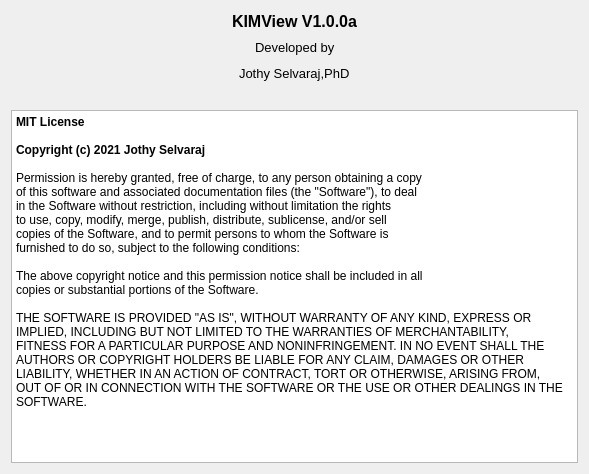
Qt form aboutdialog.ui (Jothy/KIMView) before a commit.
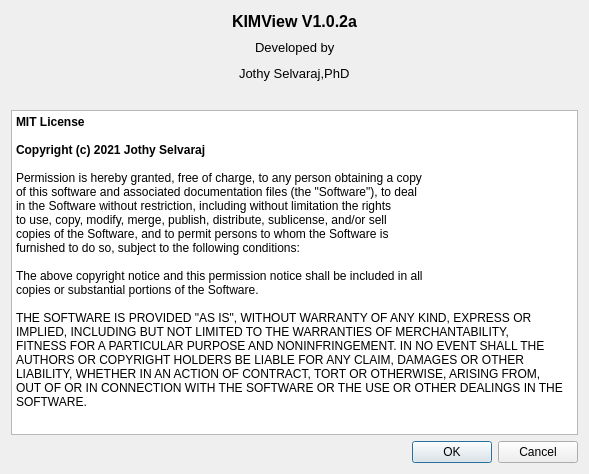
The same form after that commit.

Commit message: License pop-up added

Diff of the .ui file:
```diff
--- a/aboutdialog.ui
+++ b/aboutdialog.ui
@@ -50,12 +50,11 @@
            <property name="font">
             <font>
              <pointsize>12</pointsize>
-             <weight>75</weight>
              <bold>true</bold>
             </font>
            </property>
            <property name="text">
-            <string>KIMView V1.0.0a</string>
+            <string>KIMView V1.0.2a</string>
            </property>
           </widget>
          </item>
@@ -216,35 +215,42 @@
        </property>
        <property name="html">
         <string>&lt;!DOCTYPE HTML PUBLIC &quot;-//W3C//DTD HTML 4.0//EN&quot; &quot;http://www.w3.org/TR/REC-html40/strict.dtd&quot;&gt;
-&lt;html&gt;&lt;head&gt;&lt;meta name=&quot;qrichtext&quot; content=&quot;1&quot; /&gt;&lt;style type=&quot;text/css&quot;&gt;
+&lt;html&gt;&lt;head&gt;&lt;meta name=&quot;qrichtext&quot; content=&quot;1&quot; /&gt;&lt;meta charset=&quot;utf-8&quot; /&gt;&lt;style type=&quot;text/css&quot;&gt;
 p, li { white-space: pre-wrap; }
-&lt;/style&gt;&lt;/head&gt;&lt;body style=&quot; font-family:'Titillium Web'; font-size:8pt; font-weight:400; font-style:normal;&quot;&gt;
-&lt;p style=&quot; margin-top:0px; margin-bottom:0px; margin-left:0px; margin-right:0px; -qt-block-indent:0; text-indent:0px;&quot;&gt;&lt;span style=&quot; font-size:9pt; font-weight:600; color:#000000;&quot;&gt;MIT License&lt;/span&gt;&lt;/p&gt;
-&lt;p style=&quot;-qt-paragraph-type:empty; margin-top:0px; margin-bottom:0px; margin-left:0px; margin-right:0px; -qt-block-indent:0; text-indent:0px; font-family:'Courier New'; font-size:9pt; color:#000000;&quot;&gt;&lt;br /&gt;&lt;/p&gt;
-&lt;p style=&quot; margin-top:0px; margin-bottom:0px; margin-left:0px; margin-right:0px; -qt-block-indent:0; text-indent:0px;&quot;&gt;&lt;span style=&quot; font-family:'Courier New'; font-size:9pt; font-weight:600; color:#000000;&quot;&gt;Copyright (c) 2021 Jothy Selvaraj&lt;/span&gt;&lt;/p&gt;
-&lt;p style=&quot;-qt-paragraph-type:empty; margin-top:0px; margin-bottom:0px; margin-left:0px; margin-right:0px; -qt-block-indent:0; text-indent:0px; font-family:'Courier New'; font-size:9pt; color:#000000;&quot;&gt;&lt;br /&gt;&lt;/p&gt;
-&lt;p style=&quot; margin-top:0px; margin-bottom:0px; margin-left:0px; margin-right:0px; -qt-block-indent:0; text-indent:0px;&quot;&gt;&lt;span style=&quot; font-family:'Courier New'; font-size:9pt; color:#000000;&quot;&gt;Permission is hereby granted, free of charge, to any person obtaining a copy&lt;/span&gt;&lt;/p&gt;
-&lt;p style=&quot; margin-top:0px; margin-bottom:0px; margin-left:0px; margin-right:0px; -qt-block-indent:0; text-indent:0px;&quot;&gt;&lt;span style=&quot; font-family:'Courier New'; font-size:9pt; color:#000000;&quot;&gt;of this software and associated documentation files (the &amp;quot;Software&amp;quot;), to deal&lt;/span&gt;&lt;/p&gt;
-&lt;p style=&quot; margin-top:0px; margin-bottom:0px; margin-left:0px; margin-right:0px; -qt-block-indent:0; text-indent:0px;&quot;&gt;&lt;span style=&quot; font-family:'Courier New'; font-size:9pt; color:#000000;&quot;&gt;in the Software without restriction, including without limitation the rights&lt;/span&gt;&lt;/p&gt;
-&lt;p style=&quot; margin-top:0px; margin-bottom:0px; margin-left:0px; margin-right:0px; -qt-block-indent:0; text-indent:0px;&quot;&gt;&lt;span style=&quot; font-family:'Courier New'; font-size:9pt; color:#000000;&quot;&gt;to use, copy, modify, merge, publish, distribute, sublicense, and/or sell&lt;/span&gt;&lt;/p&gt;
-&lt;p style=&quot; margin-top:0px; margin-bottom:0px; margin-left:0px; margin-right:0px; -qt-block-indent:0; text-indent:0px;&quot;&gt;&lt;span style=&quot; font-family:'Courier New'; font-size:9pt; color:#000000;&quot;&gt;copies of the Software, and to permit persons to whom the Software is&lt;/span&gt;&lt;/p&gt;
-&lt;p style=&quot; margin-top:0px; margin-bottom:0px; margin-left:0px; margin-right:0px; -qt-block-indent:0; text-indent:0px;&quot;&gt;&lt;span style=&quot; font-family:'Courier New'; font-size:9pt; color:#000000;&quot;&gt;furnished to do so, subject to the following conditions:&lt;/span&gt;&lt;/p&gt;
-&lt;p style=&quot;-qt-paragraph-type:empty; margin-top:0px; margin-bottom:0px; margin-left:0px; margin-right:0px; -qt-block-indent:0; text-indent:0px; font-family:'Courier New'; font-size:9pt; color:#000000;&quot;&gt;&lt;br /&gt;&lt;/p&gt;
-&lt;p style=&quot; margin-top:0px; margin-bottom:0px; margin-left:0px; margin-right:0px; -qt-block-indent:0; text-indent:0px;&quot;&gt;&lt;span style=&quot; font-family:'Courier New'; font-size:9pt; color:#000000;&quot;&gt;The above copyright notice and this permission notice shall be included in all&lt;/span&gt;&lt;/p&gt;
-&lt;p style=&quot; margin-top:0px; margin-bottom:0px; margin-left:0px; margin-right:0px; -qt-block-indent:0; text-indent:0px;&quot;&gt;&lt;span style=&quot; font-family:'Courier New'; font-size:9pt; color:#000000;&quot;&gt;copies or substantial portions of the Software.&lt;/span&gt;&lt;/p&gt;
-&lt;p style=&quot;-qt-paragraph-type:empty; margin-top:0px; margin-bottom:0px; margin-left:0px; margin-right:0px; -qt-block-indent:0; text-indent:0px; font-family:'Courier New'; font-size:9pt; color:#000000;&quot;&gt;&lt;br /&gt;&lt;/p&gt;
-&lt;p style=&quot; margin-top:0px; margin-bottom:0px; margin-left:0px; margin-right:0px; -qt-block-indent:0; text-indent:0px;&quot;&gt;&lt;span style=&quot; font-family:'Courier New'; font-size:9pt; color:#000000;&quot;&gt;THE SOFTWARE IS PROVIDED &amp;quot;AS IS&amp;quot;, WITHOUT WARRANTY OF ANY KIND, EXPRESS OR&lt;/span&gt;&lt;/p&gt;
-&lt;p style=&quot; margin-top:0px; margin-bottom:0px; margin-left:0px; margin-right:0px; -qt-block-indent:0; text-indent:0px;&quot;&gt;&lt;span style=&quot; font-family:'Courier New'; font-size:9pt; color:#000000;&quot;&gt;IMPLIED, INCLUDING BUT NOT LIMITED TO THE WARRANTIES OF MERCHANTABILITY,&lt;/span&gt;&lt;/p&gt;
-&lt;p style=&quot; margin-top:0px; margin-bottom:0px; margin-left:0px; margin-right:0px; -qt-block-indent:0; text-indent:0px;&quot;&gt;&lt;span style=&quot; font-family:'Courier New'; font-size:9pt; color:#000000;&quot;&gt;FITNESS FOR A PARTICULAR PURPOSE AND NONINFRINGEMENT. IN NO EVENT SHALL THE&lt;/span&gt;&lt;/p&gt;
-&lt;p style=&quot; margin-top:0px; margin-bottom:0px; margin-left:0px; margin-right:0px; -qt-block-indent:0; text-indent:0px;&quot;&gt;&lt;span style=&quot; font-family:'Courier New'; font-size:9pt; color:#000000;&quot;&gt;AUTHORS OR COPYRIGHT HOLDERS BE LIABLE FOR ANY CLAIM, DAMAGES OR OTHER&lt;/span&gt;&lt;/p&gt;
-&lt;p style=&quot; margin-top:0px; margin-bottom:0px; margin-left:0px; margin-right:0px; -qt-block-indent:0; text-indent:0px;&quot;&gt;&lt;span style=&quot; font-family:'Courier New'; font-size:9pt; color:#000000;&quot;&gt;LIABILITY, WHETHER IN AN ACTION OF CONTRACT, TORT OR OTHERWISE, ARISING FROM,&lt;/span&gt;&lt;/p&gt;
-&lt;p style=&quot; margin-top:0px; margin-bottom:0px; margin-left:0px; margin-right:0px; -qt-block-indent:0; text-indent:0px;&quot;&gt;&lt;span style=&quot; font-family:'Courier New'; font-size:9pt; color:#000000;&quot;&gt;OUT OF OR IN CONNECTION WITH THE SOFTWARE OR THE USE OR OTHER DEALINGS IN THE&lt;/span&gt;&lt;/p&gt;
-&lt;p style=&quot; margin-top:0px; margin-bottom:0px; margin-left:0px; margin-right:0px; -qt-block-indent:0; text-indent:0px;&quot;&gt;&lt;span style=&quot; font-family:'Courier New'; font-size:9pt; color:#000000;&quot;&gt;SOFTWARE.&lt;/span&gt;&lt;/p&gt;&lt;/body&gt;&lt;/html&gt;</string>
+&lt;/style&gt;&lt;/head&gt;&lt;body style=&quot; font-family:'Segoe UI'; font-size:9pt; font-weight:400; font-style:normal;&quot;&gt;
+&lt;p style=&quot; margin-top:0px; margin-bottom:0px; margin-left:0px; margin-right:0px; -qt-block-indent:0; text-indent:0px;&quot;&gt;&lt;span style=&quot; font-family:'Titillium Web'; font-weight:600; color:#000000;&quot;&gt;MIT License&lt;/span&gt;&lt;/p&gt;
+&lt;p style=&quot;-qt-paragraph-type:empty; margin-top:0px; margin-bottom:0px; margin-left:0px; margin-right:0px; -qt-block-indent:0; text-indent:0px; font-family:'Courier New'; color:#000000;&quot;&gt;&lt;br /&gt;&lt;/p&gt;
+&lt;p style=&quot; margin-top:0px; margin-bottom:0px; margin-left:0px; margin-right:0px; -qt-block-indent:0; text-indent:0px;&quot;&gt;&lt;span style=&quot; font-family:'Courier New'; font-weight:600; color:#000000;&quot;&gt;Copyright (c) 2021 Jothy Selvaraj&lt;/span&gt;&lt;/p&gt;
+&lt;p style=&quot;-qt-paragraph-type:empty; margin-top:0px; margin-bottom:0px; margin-left:0px; margin-right:0px; -qt-block-indent:0; text-indent:0px; font-family:'Courier New'; color:#000000;&quot;&gt;&lt;br /&gt;&lt;/p&gt;
+&lt;p style=&quot; margin-top:0px; margin-bottom:0px; margin-left:0px; margin-right:0px; -qt-block-indent:0; text-indent:0px;&quot;&gt;&lt;span style=&quot; font-family:'Courier New'; color:#000000;&quot;&gt;Permission is hereby granted, free of charge, to any person obtaining a copy&lt;/span&gt;&lt;/p&gt;
+&lt;p style=&quot; margin-top:0px; margin-bottom:0px; margin-left:0px; margin-right:0px; -qt-block-indent:0; text-indent:0px;&quot;&gt;&lt;span style=&quot; font-family:'Courier New'; color:#000000;&quot;&gt;of this software and associated documentation files (the &amp;quot;Software&amp;quot;), to deal&lt;/span&gt;&lt;/p&gt;
+&lt;p style=&quot; margin-top:0px; margin-bottom:0px; margin-left:0px; margin-right:0px; -qt-block-indent:0; text-indent:0px;&quot;&gt;&lt;span style=&quot; font-family:'Courier New'; color:#000000;&quot;&gt;in the Software without restriction, including without limitation the rights&lt;/span&gt;&lt;/p&gt;
+&lt;p style=&quot; margin-top:0px; margin-bottom:0px; margin-left:0px; margin-right:0px; -qt-block-indent:0; text-indent:0px;&quot;&gt;&lt;span style=&quot; font-family:'Courier New'; color:#000000;&quot;&gt;to use, copy, modify, merge, publish, distribute, sublicense, and/or sell&lt;/span&gt;&lt;/p&gt;
+&lt;p style=&quot; margin-top:0px; margin-bottom:0px; margin-left:0px; margin-right:0px; -qt-block-indent:0; text-indent:0px;&quot;&gt;&lt;span style=&quot; font-family:'Courier New'; color:#000000;&quot;&gt;copies of the Software, and to permit persons to whom the Software is&lt;/span&gt;&lt;/p&gt;
+&lt;p style=&quot; margin-top:0px; margin-bottom:0px; margin-left:0px; margin-right:0px; -qt-block-indent:0; text-indent:0px;&quot;&gt;&lt;span style=&quot; font-family:'Courier New'; color:#000000;&quot;&gt;furnished to do so, subject to the following conditions:&lt;/span&gt;&lt;/p&gt;
+&lt;p style=&quot;-qt-paragraph-type:empty; margin-top:0px; margin-bottom:0px; margin-left:0px; margin-right:0px; -qt-block-indent:0; text-indent:0px; font-family:'Courier New'; color:#000000;&quot;&gt;&lt;br /&gt;&lt;/p&gt;
+&lt;p style=&quot; margin-top:0px; margin-bottom:0px; margin-left:0px; margin-right:0px; -qt-block-indent:0; text-indent:0px;&quot;&gt;&lt;span style=&quot; font-family:'Courier New'; color:#000000;&quot;&gt;The above copyright notice and this permission notice shall be included in all&lt;/span&gt;&lt;/p&gt;
+&lt;p style=&quot; margin-top:0px; margin-bottom:0px; margin-left:0px; margin-right:0px; -qt-block-indent:0; text-indent:0px;&quot;&gt;&lt;span style=&quot; font-family:'Courier New'; color:#000000;&quot;&gt;copies or substantial portions of the Software.&lt;/span&gt;&lt;/p&gt;
+&lt;p style=&quot;-qt-paragraph-type:empty; margin-top:0px; margin-bottom:0px; margin-left:0px; margin-right:0px; -qt-block-indent:0; text-indent:0px; font-family:'Courier New'; color:#000000;&quot;&gt;&lt;br /&gt;&lt;/p&gt;
+&lt;p style=&quot; margin-top:0px; margin-bottom:0px; margin-left:0px; margin-right:0px; -qt-block-indent:0; text-indent:0px;&quot;&gt;&lt;span style=&quot; font-family:'Courier New'; color:#000000;&quot;&gt;THE SOFTWARE IS PROVIDED &amp;quot;AS IS&amp;quot;, WITHOUT WARRANTY OF ANY KIND, EXPRESS OR&lt;/span&gt;&lt;/p&gt;
+&lt;p style=&quot; margin-top:0px; margin-bottom:0px; margin-left:0px; margin-right:0px; -qt-block-indent:0; text-indent:0px;&quot;&gt;&lt;span style=&quot; font-family:'Courier New'; color:#000000;&quot;&gt;IMPLIED, INCLUDING BUT NOT LIMITED TO THE WARRANTIES OF MERCHANTABILITY,&lt;/span&gt;&lt;/p&gt;
+&lt;p style=&quot; margin-top:0px; margin-bottom:0px; margin-left:0px; margin-right:0px; -qt-block-indent:0; text-indent:0px;&quot;&gt;&lt;span style=&quot; font-family:'Courier New'; color:#000000;&quot;&gt;FITNESS FOR A PARTICULAR PURPOSE AND NONINFRINGEMENT. IN NO EVENT SHALL THE&lt;/span&gt;&lt;/p&gt;
+&lt;p style=&quot; margin-top:0px; margin-bottom:0px; margin-left:0px; margin-right:0px; -qt-block-indent:0; text-indent:0px;&quot;&gt;&lt;span style=&quot; font-family:'Courier New'; color:#000000;&quot;&gt;AUTHORS OR COPYRIGHT HOLDERS BE LIABLE FOR ANY CLAIM, DAMAGES OR OTHER&lt;/span&gt;&lt;/p&gt;
+&lt;p style=&quot; margin-top:0px; margin-bottom:0px; margin-left:0px; margin-right:0px; -qt-block-indent:0; text-indent:0px;&quot;&gt;&lt;span style=&quot; font-family:'Courier New'; color:#000000;&quot;&gt;LIABILITY, WHETHER IN AN ACTION OF CONTRACT, TORT OR OTHERWISE, ARISING FROM,&lt;/span&gt;&lt;/p&gt;
+&lt;p style=&quot; margin-top:0px; margin-bottom:0px; margin-left:0px; margin-right:0px; -qt-block-indent:0; text-indent:0px;&quot;&gt;&lt;span style=&quot; font-family:'Courier New'; color:#000000;&quot;&gt;OUT OF OR IN CONNECTION WITH THE SOFTWARE OR THE USE OR OTHER DEALINGS IN THE&lt;/span&gt;&lt;/p&gt;
+&lt;p style=&quot; margin-top:0px; margin-bottom:0px; margin-left:0px; margin-right:0px; -qt-block-indent:0; text-indent:0px;&quot;&gt;&lt;span style=&quot; font-family:'Courier New'; color:#000000;&quot;&gt;SOFTWARE.&lt;/span&gt;&lt;/p&gt;&lt;/body&gt;&lt;/html&gt;</string>
        </property>
       </widget>
      </item>
     </layout>
    </item>
+   <item row="1" column="0">
+    <widget class="QDialogButtonBox" name="buttonBox">
+     <property name="standardButtons">
+      <set>QDialogButtonBox::Cancel|QDialogButtonBox::Ok</set>
+     </property>
+    </widget>
+   </item>
   </layout>
  </widget>
  <resources/>
```
The commit also changes 3 other files.
